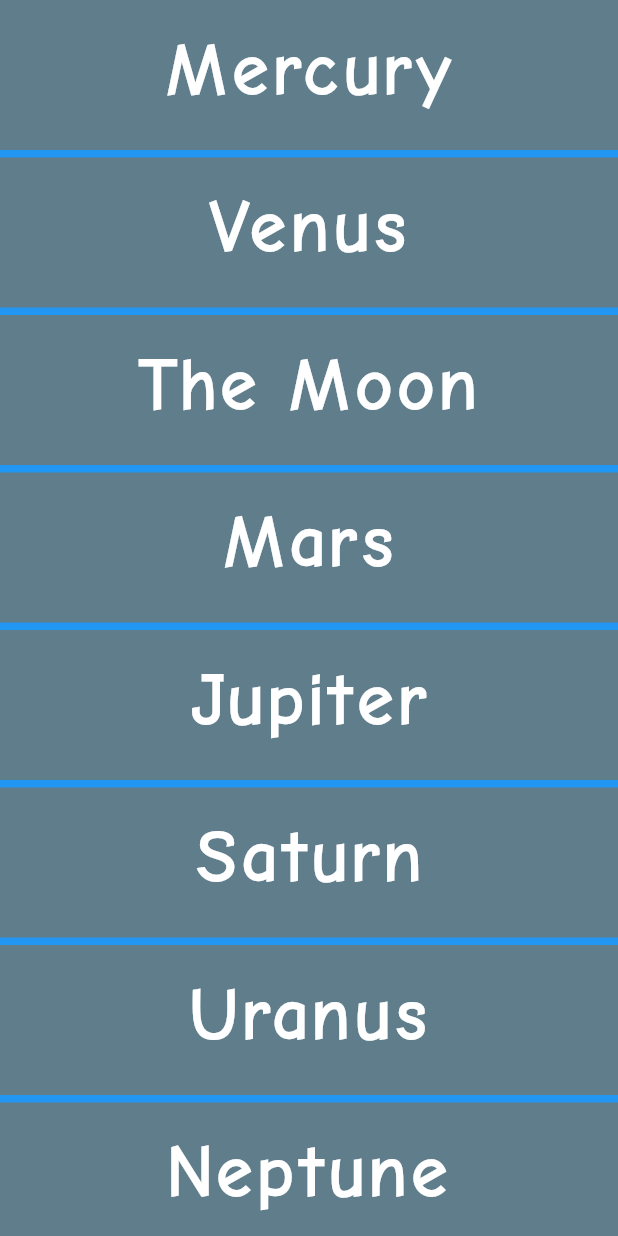
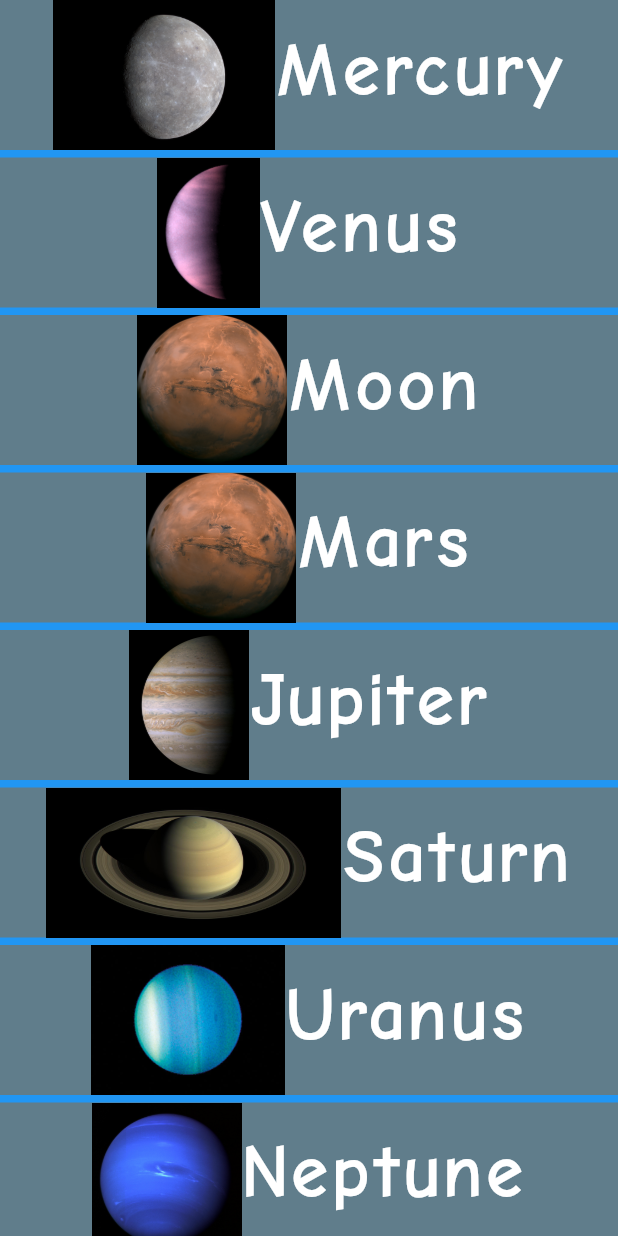
Before and after one commit to JakeMathews/project-laser-flutter, a Flutter app: the screen it shows after launch, after a tap on "Mercury", on a phone screen of 412 x 824 dp. Run offline on Flutter 3.47's test engine with Material 2 defaults, Android fonts, the phone set to English and light mode, and no system bars.

Commit message:
Added images

```diff
--- /dev/null
+++ b/lib/config.dart
@@ -0,0 +1,10 @@
+Map<String, String> targetBodies = {
+  "Mercury": "assets/object_images/mercury.jpg",
+  "Venus": "assets/object_images/venus.jpg",
+  "Moon": "assets/object_images/mars.jpg",
+  "Mars": "assets/object_images/mars.jpg",
+  "Jupiter": "assets/object_images/jupiter.jpg",
+  "Saturn": "assets/object_images/saturn.jpg",
+  "Uranus": "assets/object_images/uranus.jpg",
+  "Neptune": "assets/object_images/neptune.jpg",
+};
--- a/lib/pages/target_page.dart
+++ b/lib/pages/target_page.dart
@@ -1,22 +1,21 @@
 import 'package:flutter/material.dart';
+import 'package:flutter/services.dart';
 import 'package:project_lazer/widgets/image_card.dart';
+import 'package:project_lazer/config.dart' as Config;
 
 class TargetPage extends StatelessWidget {
   @override
   Widget build(BuildContext context) {
+    List<Widget> targets = <Widget>[];
+    Config.targetBodies.forEach((name, imagePath) {
+      Image image = new Image.asset(imagePath);
+      targets.add(new ImageCard(name, image: image,));
+    });
+
     return new Material(
       color: Colors.blue,
       child: new ListView(
-        children: <Widget>[
-          new ImageCard("Mercury", onTapCallback: _onTargetSelected),
-          new ImageCard("Venus", onTapCallback: _onTargetSelected),
-          new ImageCard("The Moon", onTapCallback: _onTargetSelected),
-          new ImageCard("Mars", onTapCallback: _onTargetSelected),
-          new ImageCard("Jupiter", onTapCallback: _onTargetSelected),
-          new ImageCard("Saturn", onTapCallback: _onTargetSelected),
-          new ImageCard("Uranus", onTapCallback: _onTargetSelected),
-          new ImageCard("Neptune", onTapCallback: _onTargetSelected),
-        ],
+        children: targets,
       ),
     );
   }
--- a/lib/widgets/image_card.dart
+++ b/lib/widgets/image_card.dart
@@ -1,10 +1,11 @@
 import 'package:flutter/material.dart';
 
 class ImageCard extends StatelessWidget {
+  String name;
+  Image image;
   Function onTapCallback;
-  String name;
 
-  ImageCard(String this.name, {Function this.onTapCallback});
+  ImageCard(String this.name, {Image this.image, Function this.onTapCallback});
 
   @override
   Widget build(BuildContext context) {
@@ -20,6 +21,7 @@ class ImageCard extends StatelessWidget {
               mainAxisAlignment: MainAxisAlignment.center,
               crossAxisAlignment: CrossAxisAlignment.center,
               children: <Widget>[
+                this.image,
                 new Text(
                   this.name,
                   style: new TextStyle(
@@ -35,6 +37,8 @@ class ImageCard extends StatelessWidget {
   }
 
   void _onTap() {
-    onTapCallback(this);
+    if (onTapCallback != null) {
+      onTapCallback(this);
+    }
   }
 }
```
Also changed, not shown: pubspec.yaml (+8 -3 lines), assets/object_images/jupiter.jpg (added), assets/object_images/mars.jpg (added), assets/object_images/mercury.jpg (added), assets/object_images/neptune.jpg (added), assets/object_images/saturn.jpg (added), assets/object_images/uranus.jpg (added), assets/object_images/venus.jpg (added).
